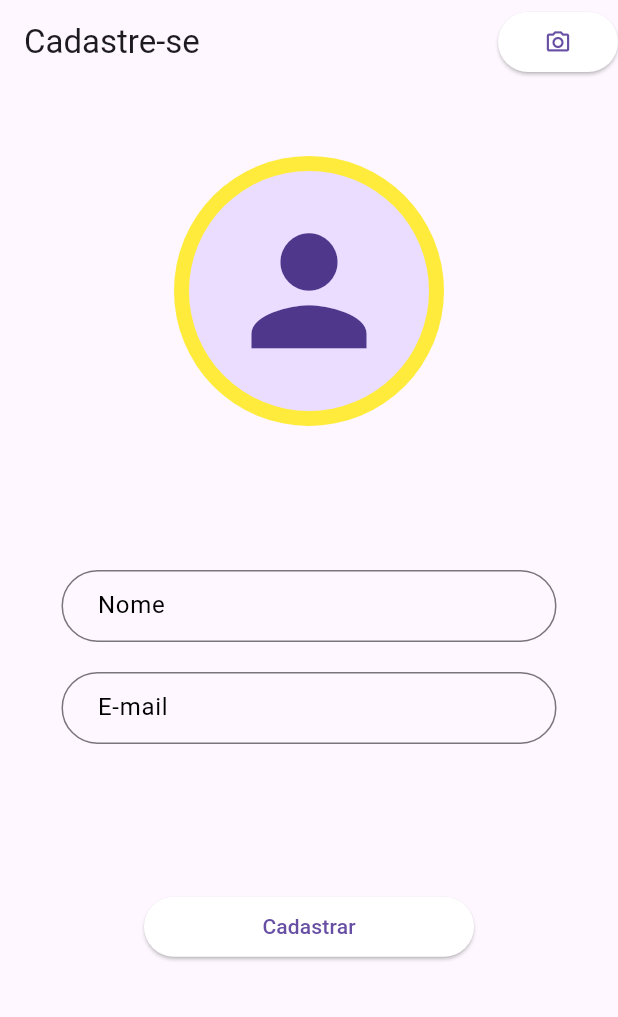
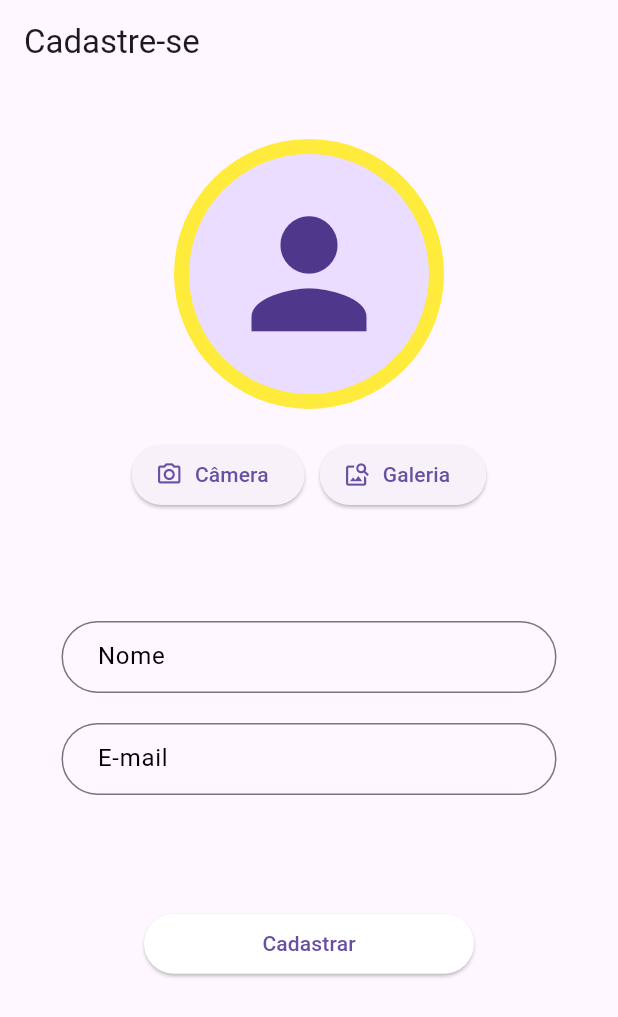
Before and after one commit to rcdo-dev/boh_humm_app, a Flutter app: the screen it shows after launch, on a phone screen of 412 x 824 dp. Shown: the top 1017 px of the screen. Run offline on Flutter 3.47's test engine with Material 3 defaults, Android fonts, the phone set to English and light mode, and no system bars; our stand-ins replace bloc, flutter_bloc, flutter_modular, image_picker, sqflite; accounts and stored records are empty.

Commit message:
reafctor: buttons for camera and gallery image added.

```diff
--- a/lib/features/motoboy/page/motoboy_page.dart
+++ b/lib/features/motoboy/page/motoboy_page.dart
@@ -1,6 +1,7 @@
 import 'package:boh_humm/features/motoboy/widgets/picture/error_picture.dart';
 import 'package:boh_humm/features/motoboy/widgets/picture/initial_picture.dart';
 import 'package:boh_humm/features/motoboy/widgets/picture/loaded_picture.dart';
+import 'package:boh_humm/shared/widgets/app_circle_avatar.dart';
 import 'package:flutter/material.dart';
 
 import 'package:flutter_bloc/flutter_bloc.dart';
@@ -32,17 +33,6 @@ class MotoboyPage extends StatelessWidget {
     return Scaffold(
       appBar: AppBar(
         title: Text('Cadastre-se'),
-        actions: [
-          AppButton(
-            onPressed: () {
-              blocPicture.add(GetPictureCameraEvent());
-            },
-            child: Icon(
-              Icons.camera_alt_outlined,
-            ),
-            width: 80,
-          ),
-        ],
       ),
       body: BlocBuilder<MotoboyBloc, MotoboyState>(
         bloc: bloc,
@@ -54,6 +44,8 @@ class MotoboyPage extends StatelessWidget {
                 width: double.infinity,
                 child: Column(
                   mainAxisAlignment: MainAxisAlignment.spaceAround,
+                  children: <Widget>[
+                    Column(
                       children: <Widget>[
                         BlocBuilder<PictureBloc, PictureState>(
                           bloc: blocPicture,
@@ -69,10 +61,43 @@ class MotoboyPage extends StatelessWidget {
                                 state: state,
                               );
                             }
-                        return Center(
-                          child: Text('Deu ruim'),
+                            return AppCircleAvatar(
+                              child: Center(
+                                child: Text('Error loading photo.'),
+                              ),
                             );
                           },
+                        ),
+                        SizedBox(
+                          height: 20,
+                        ),
+                        Row(
+                          mainAxisAlignment: MainAxisAlignment.center,
+                          children: <Widget>[
+                            ElevatedButton.icon(
+                              onPressed: () {
+                                blocPicture.add(GetPictureCameraEvent());
+                              },
+                              label: Text('Câmera'),
+                              icon: Icon(
+                                Icons.camera_alt_outlined,
+                              ),
+                            ),
+                            SizedBox(
+                              width: 10,
+                            ),
+                            ElevatedButton.icon(
+                              onPressed: () {
+                                blocPicture.add(GetPictureGalleryEvent());
+                              },
+                              label: Text('Galeria'),
+                              icon: Icon(
+                                Icons.image_search_outlined,
+                              ),
+                            ),
+                          ],
+                        ),
+                      ],
                     ),
                     Column(
                       children: <Widget>[
```
Lines whose indentation alone changed are shown as unchanged.
